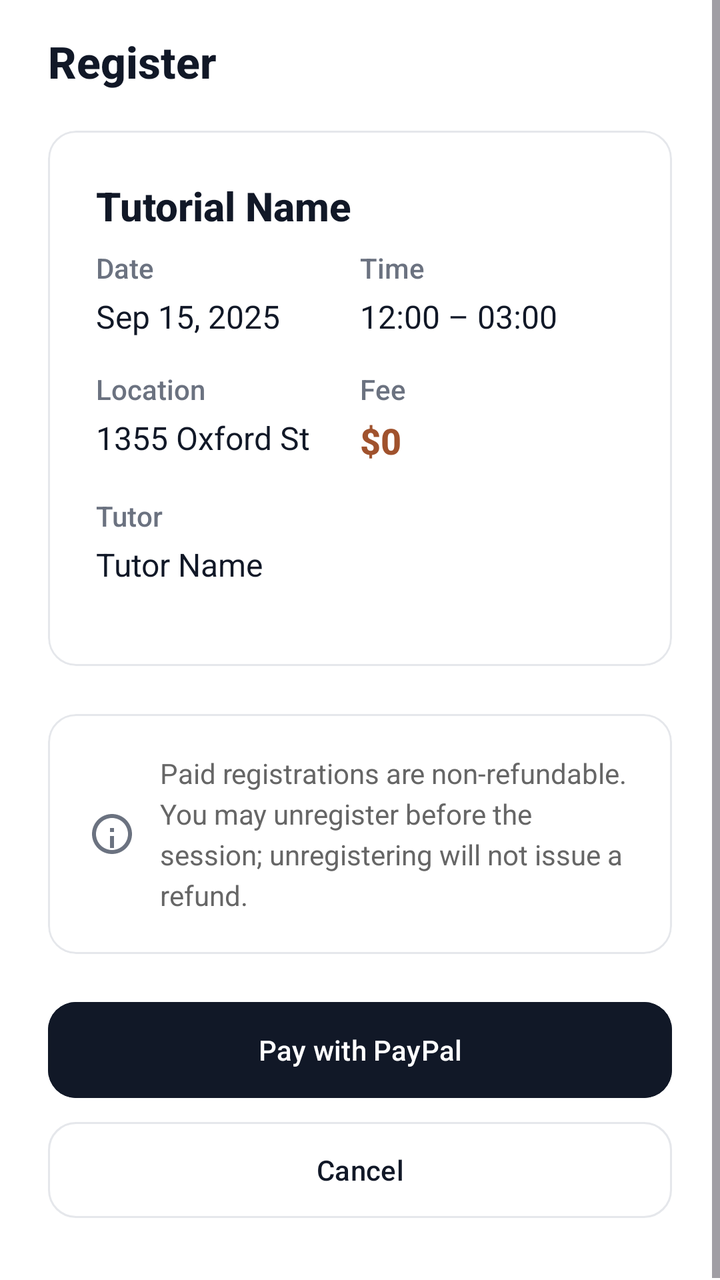
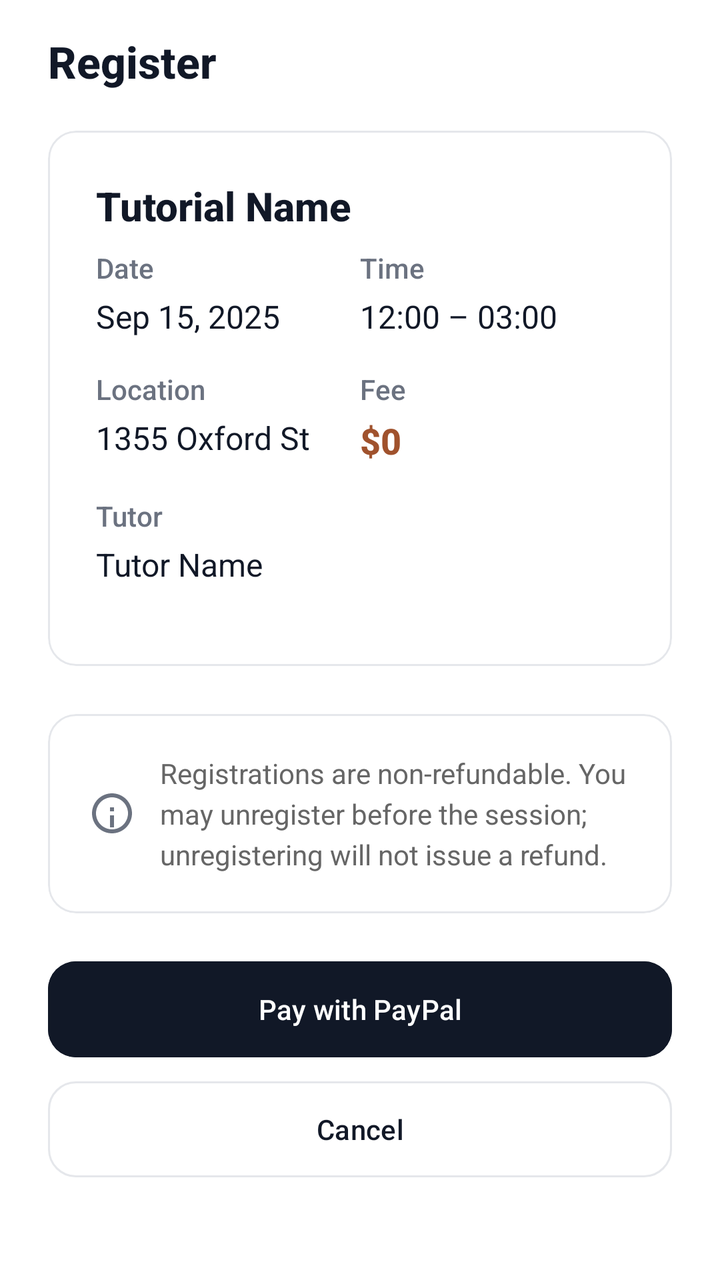

Two renders of the same Android screen: before a commit and after it. Below are the layout's source before the change and the commit's diff.
<!-- AndroidManifest.xml: application theme Theme.Csci3130Group1 -->
<!-- res/layout/activity_register_for_tutorial.xml -->
<?xml version="1.0" encoding="utf-8"?>
<ScrollView xmlns:android="http://schemas.android.com/apk/res/android"
    xmlns:app="http://schemas.android.com/apk/res-auto"
    android:layout_width="match_parent"
    android:layout_height="match_parent"
    android:background="#FFFFFF"
    android:fillViewport="true">

    <LinearLayout
        android:layout_width="match_parent"
        android:layout_height="wrap_content"
        android:orientation="vertical"
        android:paddingHorizontal="24dp"
        android:paddingTop="16dp"
        android:paddingBottom="32dp">

        
        <TextView
            android:layout_width="wrap_content"
            android:layout_height="wrap_content"
            android:text="Register"
            android:textSize="22sp"
            android:fontFamily="sans-serif-medium"
            android:textStyle="bold"
            android:textColor="#111827"
            android:layout_marginBottom="20dp"/>

        
        <com.google.android.material.card.MaterialCardView
            android:id="@+id/summaryCard"
            android:layout_width="match_parent"
            android:layout_height="wrap_content"
            android:layout_marginBottom="24dp"
            app:cardCornerRadius="14dp"
            app:cardElevation="0dp"
            app:cardBackgroundColor="#FFFFFF"
            app:strokeColor="#E5E7EB"
            app:strokeWidth="1dp">

            <LinearLayout
                android:layout_width="match_parent"
                android:layout_height="wrap_content"
                android:orientation="vertical"
                android:padding="24dp">

                
                <TextView
                    android:id="@+id/registerTutorialName"
                    android:layout_width="match_parent"
                    android:layout_height="wrap_content"
                    android:text="Tutorial Name"
                    android:textSize="20sp"
                    android:textStyle="bold"
                    android:textColor="#111827"
                    android:fontFamily="sans-serif-medium"
                    android:layout_marginBottom="8dp"/>

                
                <TextView
                    android:id="@+id/registerTutorialSubject"
                    android:layout_width="match_parent"
                    android:layout_height="wrap_content"
                    android:text="Subject"
                    android:textSize="14sp"
                    android:textColor="#6B7280"
                    android:fontFamily="sans-serif-medium"
                    android:layout_marginBottom="20dp"
                    android:visibility="gone"/>

                
                <LinearLayout
                    android:layout_width="match_parent"
                    android:layout_height="wrap_content"
                    android:orientation="horizontal"
                    android:layout_marginBottom="16dp">

                    <LinearLayout
                        android:layout_width="0dp"
                        android:layout_height="wrap_content"
                        android:layout_weight="1"
                        android:orientation="vertical">

                        <TextView
                            android:layout_width="wrap_content"
                            android:layout_height="wrap_content"
                            android:text="Date"
                            android:textSize="14sp"
                            android:textColor="#6B7280"
                            android:fontFamily="sans-serif-medium"/>

                        <TextView
                            android:id="@+id/registerTutorialDate"
                            android:layout_width="wrap_content"
                            android:layout_height="wrap_content"
                            android:text="Sep 15, 2025"
                            android:textSize="16sp"
                            android:textColor="#111827"
                            android:fontFamily="sans-serif"
                            android:layout_marginTop="4dp"/>
                    </LinearLayout>

                    <LinearLayout
                        android:layout_width="0dp"
                        android:layout_height="wrap_content"
                        android:layout_weight="1"
                        android:orientation="vertical">

                        <TextView
                            android:layout_width="wrap_content"
                            android:layout_height="wrap_content"
                            android:text="Time"
                            android:textSize="14sp"
                            android:textColor="#6B7280"
                            android:fontFamily="sans-serif-medium"/>

                        <TextView
                            android:id="@+id/registerTutorialTime"
                            android:layout_width="wrap_content"
                            android:layout_height="wrap_content"
                            android:text="12:00 – 03:00"
                            android:textSize="16sp"
                            android:textColor="#111827"
                            android:fontFamily="sans-serif"
                            android:layout_marginTop="4dp"/>
                    </LinearLayout>
                </LinearLayout>

                
                <LinearLayout
                    android:layout_width="match_parent"
                    android:layout_height="wrap_content"
                    android:orientation="horizontal"
                    android:layout_marginBottom="16dp">

                    <LinearLayout
                        android:layout_width="0dp"
                        android:layout_height="wrap_content"
                        android:layout_weight="1"
                        android:orientation="vertical">

                        <TextView
                            android:layout_width="wrap_content"
                            android:layout_height="wrap_content"
                            android:text="Location"
                            android:textSize="14sp"
                            android:textColor="#6B7280"
                            android:fontFamily="sans-serif-medium"/>

                        <TextView
                            android:id="@+id/registerTutorialLocation"
                            android:layout_width="wrap_content"
                            android:layout_height="wrap_content"
                            android:text="1355 Oxford St"
                            android:textSize="16sp"
                            android:textColor="#111827"
                            android:fontFamily="sans-serif"
                            android:layout_marginTop="4dp"/>
                    </LinearLayout>

                    <LinearLayout
                        android:layout_width="0dp"
                        android:layout_height="wrap_content"
                        android:layout_weight="1"
                        android:orientation="vertical">

                        <TextView
                            android:layout_width="wrap_content"
                            android:layout_height="wrap_content"
                            android:text="Fee"
                            android:textSize="14sp"
                            android:textColor="#6B7280"
                            android:fontFamily="sans-serif-medium"/>

                        <TextView
                            android:id="@+id/registerTutorialFee"
                            android:layout_width="wrap_content"
                            android:layout_height="wrap_content"
                            android:text="$0"
                            android:textSize="18sp"
                            android:textStyle="bold"
                            android:textColor="#A0522D"
                            android:fontFamily="sans-serif-medium"
                            android:layout_marginTop="4dp"/>
                    </LinearLayout>
                </LinearLayout>

                
                <LinearLayout
                    android:layout_width="match_parent"
                    android:layout_height="wrap_content"
                    android:orientation="vertical"
                    android:layout_marginBottom="16dp">

                    <TextView
                        android:layout_width="wrap_content"
                        android:layout_height="wrap_content"
                        android:text="Tutor"
                        android:textSize="14sp"
                        android:textColor="#6B7280"
                        android:fontFamily="sans-serif-medium"/>

                    <TextView
                        android:id="@+id/registerTutorName"
                        android:layout_width="wrap_content"
                        android:layout_height="wrap_content"
                        android:text="Tutor Name"
                        android:textSize="16sp"
                        android:textColor="#111827"
                        android:fontFamily="sans-serif"
                        android:layout_marginTop="4dp"/>
                </LinearLayout>

                
                <LinearLayout
                    android:id="@+id/registerAvailabilityRow"
                    android:layout_width="match_parent"
                    android:layout_height="wrap_content"
                    android:orientation="horizontal"
                    android:layout_marginBottom="16dp"
                    android:visibility="gone">

                    <LinearLayout
                        android:layout_width="0dp"
                        android:layout_height="wrap_content"
                        android:layout_weight="1"
                        android:orientation="vertical">

                        <TextView
                            android:layout_width="wrap_content"
                            android:layout_height="wrap_content"
                            android:text="Capacity"
                            android:textSize="14sp"
                            android:textColor="#6B7280"
                            android:fontFamily="sans-serif-medium"/>

                        <TextView
                            android:id="@+id/registerTutorialCapacity"
                            android:layout_width="wrap_content"
                            android:layout_height="wrap_content"
                            android:text="—"
                            android:textSize="16sp"
                            android:textColor="#111827"
                            android:fontFamily="sans-serif"
                            android:layout_marginTop="4dp"/>
                    </LinearLayout>

                    <LinearLayout
                        android:layout_width="0dp"
                        android:layout_height="wrap_content"
                        android:layout_weight="1"
                        android:orientation="vertical">

                        <TextView
                            android:layout_width="wrap_content"
                            android:layout_height="wrap_content"
                            android:text="Spots left"
                            android:textSize="14sp"
                            android:textColor="#6B7280"
                            android:fontFamily="sans-serif-medium"/>

                        <TextView
                            android:id="@+id/registerTutorialSpotsLeft"
                            android:layout_width="wrap_content"
                            android:layout_height="wrap_content"
                            android:text="—"
                            android:textSize="16sp"
                            android:textColor="#111827"
                            android:fontFamily="sans-serif"
                            android:layout_marginTop="4dp"/>
                    </LinearLayout>
                </LinearLayout>

                
                <LinearLayout
                    android:id="@+id/registerDescriptionSection"
                    android:layout_width="match_parent"
                    android:layout_height="wrap_content"
                    android:orientation="vertical"
                    android:visibility="gone">

                    <TextView
                        android:layout_width="wrap_content"
                        android:layout_height="wrap_content"
                        android:text="Description"
                        android:textSize="14sp"
                        android:textColor="#6B7280"
                        android:fontFamily="sans-serif-medium"
                        android:layout_marginBottom="8dp"/>

                    <TextView
                        android:id="@+id/registerTutorialDescription"
                        android:layout_width="match_parent"
                        android:layout_height="wrap_content"
                        android:text="Tutorial description goes here..."
                        android:textSize="16sp"
                        android:textColor="#111827"
                        android:fontFamily="sans-serif"
                        android:lineSpacingExtra="4dp"/>
                </LinearLayout>

                
                <TextView
                    android:id="@+id/tutorial_summary_text"
                    android:layout_width="match_parent"
                    android:layout_height="wrap_content"
                    android:textSize="14sp"
                    android:textColor="#666666"
                    android:lineSpacingExtra="4dp"
                    android:visibility="gone"/>
            </LinearLayout>
        </com.google.android.material.card.MaterialCardView>

        
        <com.google.android.material.card.MaterialCardView
            android:id="@+id/paypal_disclaimer_card"
            android:layout_width="match_parent"
            android:layout_height="wrap_content"
            android:layout_marginBottom="24dp"
            app:cardCornerRadius="14dp"
            app:cardElevation="0dp"
            app:cardBackgroundColor="#FFFFFF"
            app:strokeColor="#E5E7EB"
            app:strokeWidth="1dp">

            <LinearLayout
                android:layout_width="match_parent"
                android:layout_height="wrap_content"
                android:orientation="horizontal"
                android:padding="20dp"
                android:gravity="center_vertical">

                <ImageView
                    android:layout_width="24dp"
                    android:layout_height="24dp"
                    android:src="@drawable/ic_info"
                    app:tint="#6B7280"
                    android:layout_marginEnd="12dp"
                    android:contentDescription="Info" />

                <TextView
                    android:id="@+id/paypal_disclaimer_text"
                    android:layout_width="match_parent"
                    android:layout_height="wrap_content"
                    android:text="Paid registrations are non‑refundable. You may unregister before the session; unregistering will not issue a refund."
                    android:textSize="14sp"
                    android:textColor="#666666"
                    android:fontFamily="sans-serif"
                    android:lineSpacingExtra="4dp" />
            </LinearLayout>
        </com.google.android.material.card.MaterialCardView>

        
        <LinearLayout
            android:layout_width="match_parent"
            android:layout_height="wrap_content"
            android:orientation="vertical">

            <com.google.android.material.button.MaterialButton
                android:id="@+id/pay_with_paypal_button"
                style="@style/Widget.Material3.Button"
                android:layout_width="match_parent"
                android:layout_height="wrap_content"
                android:text="Pay with PayPal"
                android:textAllCaps="false"
                android:textColor="#FFFFFF"
                android:insetTop="0dp"
                android:insetBottom="0dp"
                app:cornerRadius="14dp"
                android:backgroundTint="#111827"
                android:layout_marginBottom="12dp"/>

            <com.google.android.material.button.MaterialButton
                android:id="@+id/cancel_button"
                style="@style/Widget.Material3.Button.OutlinedButton"
                android:layout_width="match_parent"
                android:layout_height="wrap_content"
                android:text="Cancel"
                android:textAllCaps="false"
                android:insetTop="0dp"
                android:insetBottom="0dp"
                app:cornerRadius="14dp"
                app:strokeColor="#E5E7EB"
                android:textColor="#111827"/>
        </LinearLayout>
    </LinearLayout>
</ScrollView>
<!-- resources referenced by this layout -->
<resources>
  <!-- drawable ic_info (drawable) -->
  <?xml version="1.0" encoding="utf-8"?>
  <vector xmlns:android="http://schemas.android.com/apk/res/android"
      android:width="24dp"
      android:height="24dp"
      android:viewportWidth="24"
      android:viewportHeight="24">
  
      
      <path
          android:fillColor="#FFFFFF"
          android:pathData="M12,2C6.48,2 2,6.48 2,12s4.48,10 10,10 10,-4.48 10,-10S17.52,2 12,2zM12,20c-4.41,0 -8,-3.59 -8,-8s3.59,-8 8,-8 8,3.59 8,8 -3.59,8 -8,8z"/>
  
      
      <path
          android:fillColor="#FFFFFF"
          android:pathData="M13,9h-2v2h2L13,9zM13,13h-2v6h2v-6z"/>
  </vector>
  <style name="Theme.Csci3130Group1" parent="Base.Theme.Csci3130Group1" />
  <style name="Base.Theme.Csci3130Group1" parent="Theme.Material3.DayNight.NoActionBar">
          
          <item name="colorPrimary">#111827</item>
          <item name="colorOnPrimary">#FFFFFF</item>
          <item name="colorSecondary">#6B7280</item>
          <item name="colorOnSecondary">#FFFFFF</item>
          
          <item name="colorPrimaryContainer">#F3F4F6</item>
          <item name="colorOnPrimaryContainer">#111827</item>
          <item name="colorSecondaryContainer">#F3F4F6</item>
          <item name="colorOnSecondaryContainer">#111827</item>
          <item name="colorTertiary">#9CA3AF</item>
          <item name="colorSurface">#FFFFFF</item>
          <item name="colorOnSurface">#111827</item>
          <item name="colorOutline">#E5E7EB</item>
          <item name="android:navigationBarColor">#FFFFFF</item>
          <item name="android:statusBarColor">#FFFFFF</item>
      </style>
</resources>

<!-- the commit's change to res/layout/activity_register_for_tutorial.xml (unified diff, before → after) -->
@@ -341,7 +341,7 @@
                     android:id="@+id/paypal_disclaimer_text"
                     android:layout_width="match_parent"
                     android:layout_height="wrap_content"
-                    android:text="Paid registrations are non‑refundable. You may unregister before the session; unregistering will not issue a refund."
+                    android:text="Registrations are non‑refundable. You may unregister before the session; unregistering will not issue a refund."
                     android:textSize="14sp"
                     android:textColor="#666666"
                     android:fontFamily="sans-serif"
